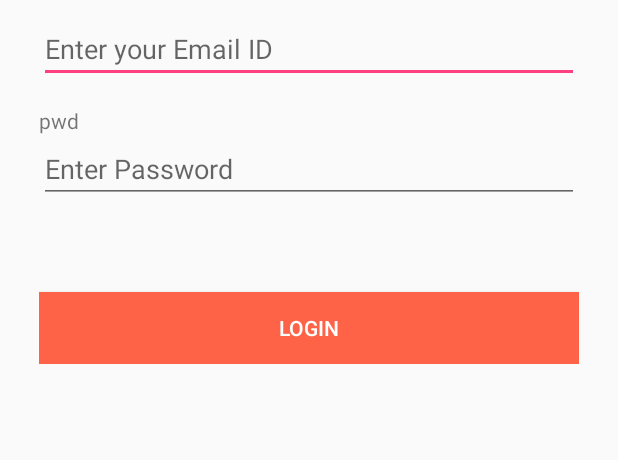
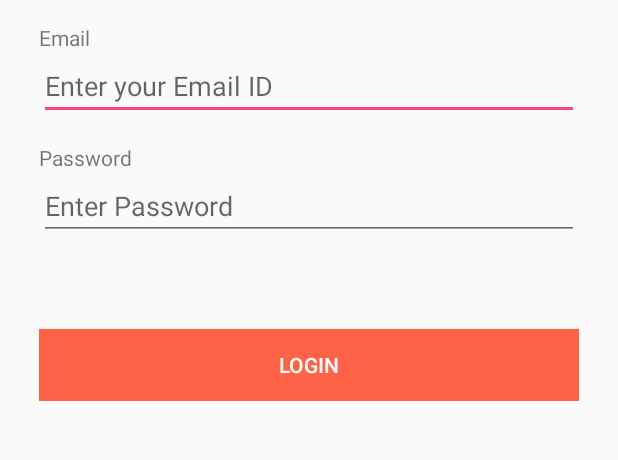
Before and after one commit to cmpe-295/driver_app, an Android app: the layout activity_driver_login.xml on its own in the app's theme, with its tools: preview values and no code run, on a phone screen of 412 x 824 dp, the part 91-551 px from its top. Run offline under Robolectric (Android 15) with nearby library versions, the phone set to English and light mode, and no system bars.

Commit message:
Integrated firebase messaging, added Dex support, Login UI Changed

```diff
--- a/Driver/app/src/main/res/layout/activity_driver_login.xml
+++ b/Driver/app/src/main/res/layout/activity_driver_login.xml
@@ -24,6 +24,13 @@
             android:textSize="25sp"
             android:textStyle="bold" />
 
+        <TextView
+            android:layout_width="fill_parent"
+            android:layout_height="wrap_content"
+            android:layout_marginTop="5dip"
+            android:text="Email" />
+
+
         <EditText
             android:id="@+id/loginEmail"
             android:layout_width="fill_parent"
@@ -35,7 +42,7 @@
             android:layout_width="fill_parent"
             android:layout_height="wrap_content"
             android:layout_marginTop="15dip"
-            android:text="pwd" />
+            android:text="Password" />
 
         <EditText
             android:id="@+id/loginPassword"
```
Also changed, not shown: Driver/app/build.gradle (+3 -5 lines), Driver/app/src/main/AndroidManifest.xml (+15 -0 lines), Driver/app/src/main/java/spartansaferide/sjsu/edu/driver/AndroidFirebaseMessageService.java (added, +52 -0 lines), Driver/app/src/main/java/spartansaferide/sjsu/edu/driver/FirebaseInstanceIDService.java (added, +36 -0 lines), Driver/app/src/main/res/mipmap-hdpi/spartan_logo.png (added), 1 other file. Lines whose indentation alone changed are shown as unchanged.
